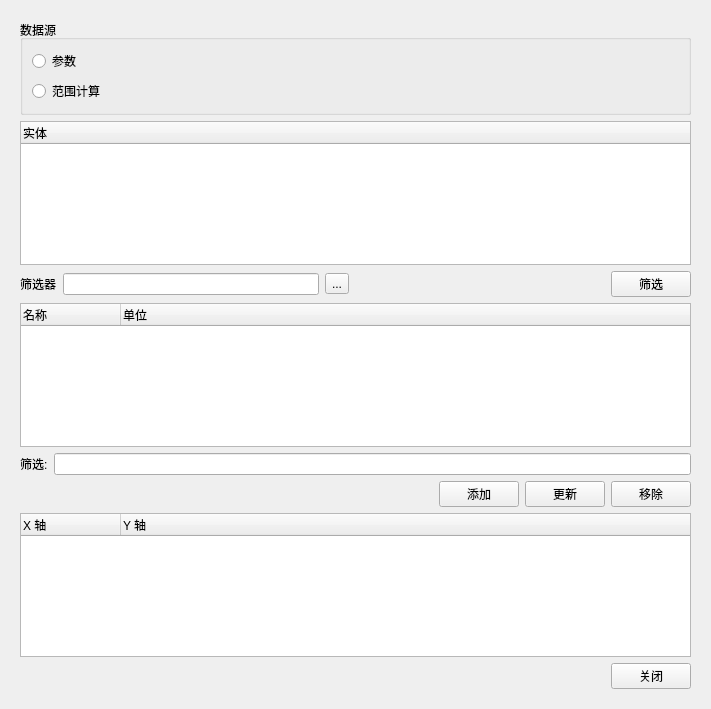
whatudone/plotxy, file AddPlotPair.ui: the form before one commit.
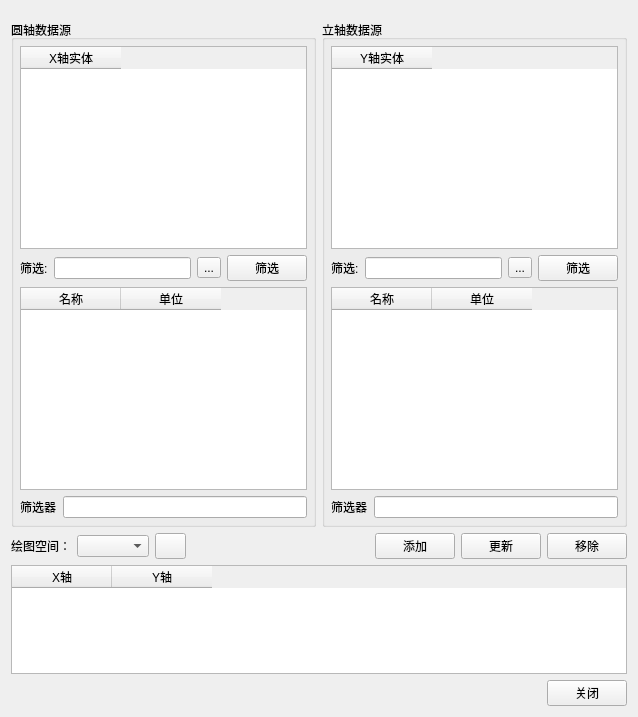
The form after the commit. The open tabs and pages were chosen to show the change.

What changed in the file:
```diff
--- a/AddPlotPair.ui
+++ b/AddPlotPair.ui
@@ -6,21 +6,27 @@
    <rect>
     <x>0</x>
     <y>0</y>
-    <width>711</width>
-    <height>709</height>
+    <width>638</width>
+    <height>717</height>
    </rect>
   </property>
   <property name="windowTitle">
    <string>Form</string>
   </property>
-  <layout class="QVBoxLayout" name="verticalLayout_2">
+  <layout class="QVBoxLayout" name="verticalLayout_3">
    <item>
     <widget class="QStackedWidget" name="stackedWidget">
      <property name="currentIndex">
       <number>1</number>
      </property>
      <widget class="QWidget" name="page">
-      <layout class="QVBoxLayout" name="verticalLayout_3">
+      <layout class="QVBoxLayout" name="verticalLayout_6">
+       <property name="leftMargin">
+        <number>0</number>
+       </property>
+       <property name="rightMargin">
+        <number>0</number>
+       </property>
        <item>
         <widget class="QGroupBox" name="groupBox">
          <property name="title">
@@ -34,6 +40,9 @@
               <property name="text">
                <string>参数</string>
               </property>
+              <property name="checked">
+               <bool>true</bool>
+              </property>
              </widget>
             </item>
             <item>
@@ -79,10 +88,7 @@
         </widget>
        </item>
        <item>
-        <widget class="QTreeWidget" name="treeWidget_Entity">
-         <property name="indentation">
-          <number>0</number>
-         </property>
+        <widget class="QTableWidget" name="tableWidget_Entity">
          <column>
           <property name="text">
            <string>实体</string>
@@ -132,13 +138,13 @@
         </layout>
        </item>
        <item>
-        <widget class="QTreeWidget" name="treeWidget_nameUnits">
-         <property name="indentation">
-          <number>0</number>
+        <widget class="QTableWidget" name="tableWidget_nameUnits">
+         <property name="selectionBehavior">
+          <enum>QAbstractItemView::SelectRows</enum>
          </property>
          <column>
           <property name="text">
-           <string notr="true">名称</string>
+           <string>名称</string>
           </property>
          </column>
          <column>
@@ -162,85 +168,6 @@
          </item>
         </layout>
        </item>
-       <item>
-        <layout class="QHBoxLayout" name="horizontalLayout_5">
-         <item>
-          <spacer name="horizontalSpacer_4">
-           <property name="orientation">
-            <enum>Qt::Horizontal</enum>
-           </property>
-           <property name="sizeHint" stdset="0">
-            <size>
-             <width>40</width>
-             <height>20</height>
-            </size>
-           </property>
-          </spacer>
-         </item>
-         <item>
-          <widget class="QPushButton" name="pushButton_add">
-           <property name="text">
-            <string>添加</string>
-           </property>
-          </widget>
-         </item>
-         <item>
-          <widget class="QPushButton" name="pushButton_3">
-           <property name="text">
-            <string>更新</string>
-           </property>
-          </widget>
-         </item>
-         <item>
-          <widget class="QPushButton" name="pushButton_2">
-           <property name="text">
-            <string>移除</string>
-           </property>
-          </widget>
-         </item>
-        </layout>
-       </item>
-       <item>
-        <widget class="QTreeWidget" name="treeWidget_union">
-         <property name="indentation">
-          <number>0</number>
-         </property>
-         <column>
-          <property name="text">
-           <string>X 轴</string>
-          </property>
-         </column>
-         <column>
-          <property name="text">
-           <string>Y 轴</string>
-          </property>
-         </column>
-        </widget>
-       </item>
-       <item>
-        <layout class="QHBoxLayout" name="horizontalLayout_6">
-         <item>
-          <spacer name="horizontalSpacer_5">
-           <property name="orientation">
-            <enum>Qt::Horizontal</enum>
-           </property>
-           <property name="sizeHint" stdset="0">
-            <size>
-             <width>40</width>
-             <height>20</height>
-            </size>
-           </property>
-          </spacer>
-         </item>
-         <item>
-          <widget class="QPushButton" name="pushButton_close">
-           <property name="text">
-            <string>关闭</string>
-           </property>
-          </widget>
-         </item>
-        </layout>
-       </item>
       </layout>
      </widget>
      <widget class="QWidget" name="page_2">
@@ -595,89 +522,303 @@
          </item>
         </layout>
        </item>
+      </layout>
+     </widget>
+     <widget class="QWidget" name="page_3">
+      <layout class="QHBoxLayout" name="horizontalLayout_26">
+       <property name="leftMargin">
+        <number>0</number>
+       </property>
+       <property name="rightMargin">
+        <number>0</number>
+       </property>
+       <property name="bottomMargin">
+        <number>0</number>
+       </property>
        <item>
-        <layout class="QHBoxLayout" name="horizontalLayout_11">
-         <item>
-          <spacer name="horizontalSpacer_9">
-           <property name="orientation">
-            <enum>Qt::Horizontal</enum>
-           </property>
-           <property name="sizeHint" stdset="0">
-            <size>
-             <width>40</width>
-             <height>20</height>
-            </size>
-           </property>
-          </spacer>
-         </item>
-         <item>
-          <widget class="QPushButton" name="pushButton_add_2">
-           <property name="text">
-            <string>添加</string>
-           </property>
-          </widget>
-         </item>
-         <item>
-          <widget class="QPushButton" name="pushButton_5">
-           <property name="text">
-            <string>更新</string>
-           </property>
-          </widget>
-         </item>
-         <item>
-          <widget class="QPushButton" name="pushButton_6">
-           <property name="text">
-            <string>移除</string>
-           </property>
-          </widget>
-         </item>
-        </layout>
+        <widget class="QGroupBox" name="groupBox_4">
+         <property name="title">
+          <string>圆轴数据源</string>
+         </property>
+         <layout class="QVBoxLayout" name="verticalLayout_7">
+          <property name="spacing">
+           <number>6</number>
+          </property>
+          <property name="leftMargin">
+           <number>6</number>
+          </property>
+          <property name="topMargin">
+           <number>6</number>
+          </property>
+          <property name="rightMargin">
+           <number>6</number>
+          </property>
+          <property name="bottomMargin">
+           <number>6</number>
+          </property>
+          <item>
+           <widget class="QTableWidget" name="tableWidget_Entity_Attitude1">
+            <column>
+             <property name="text">
+              <string>X轴实体</string>
+             </property>
+            </column>
+           </widget>
+          </item>
+          <item>
+           <layout class="QHBoxLayout" name="horizontalLayout_7">
+            <item>
+             <widget class="QLabel" name="label_9">
+              <property name="text">
+               <string>筛选:</string>
+              </property>
+             </widget>
+            </item>
+            <item>
+             <widget class="QLineEdit" name="lineEdit_Attitude1"/>
+            </item>
+            <item>
+             <widget class="QToolButton" name="toolButton_Attitude1">
+              <property name="text">
+               <string>...</string>
+              </property>
+             </widget>
+            </item>
+            <item>
+             <widget class="QPushButton" name="pushButton_Attitude1">
+              <property name="text">
+               <string>筛选</string>
+              </property>
+             </widget>
+            </item>
+           </layout>
+          </item>
+          <item>
+           <widget class="QTableWidget" name="tableWidget_nameUnits_Attitude1">
+            <column>
+             <property name="text">
+              <string>名称</string>
+             </property>
+            </column>
+            <column>
+             <property name="text">
+              <string>单位</string>
+             </property>
+            </column>
+           </widget>
+          </item>
+          <item>
+           <layout class="QHBoxLayout" name="horizontalLayout_11">
+            <item>
+             <widget class="QLabel" name="label_8">
+              <property name="text">
+               <string>筛选器</string>
+              </property>
+             </widget>
+            </item>
+            <item>
+             <widget class="QLineEdit" name="lineEdit_Attitude1_2"/>
+            </item>
+           </layout>
+          </item>
+         </layout>
+        </widget>
        </item>
        <item>
-        <widget class="QTreeWidget" name="treeWidget_union_2">
-         <property name="indentation">
-          <number>0</number>
+        <widget class="QGroupBox" name="groupBox_5">
+         <property name="title">
+          <string>立轴数据源</string>
          </property>
-         <column>
-          <property name="text">
-           <string>X 轴</string>
+         <layout class="QVBoxLayout" name="verticalLayout_8">
+          <property name="spacing">
+           <number>6</number>
           </property>
-         </column>
-         <column>
-          <property name="text">
-           <string>Y 轴</string>
+          <property name="leftMargin">
+           <number>6</number>
           </property>
-         </column>
+          <property name="topMargin">
+           <number>6</number>
+          </property>
+          <property name="rightMargin">
+           <number>6</number>
+          </property>
+          <property name="bottomMargin">
+           <number>6</number>
+          </property>
+          <item>
+           <widget class="QTableWidget" name="tableWidget_Entity_Attitude2">
+            <column>
+             <property name="text">
+              <string>Y轴实体</string>
+             </property>
+            </column>
+           </widget>
+          </item>
+          <item>
+           <layout class="QHBoxLayout" name="horizontalLayout_24">
+            <item>
+             <widget class="QLabel" name="label_10">
+              <property name="text">
+               <string>筛选:</string>
+              </property>
+             </widget>
+            </item>
+            <item>
+             <widget class="QLineEdit" name="lineEdit_Attitude2"/>
+            </item>
+            <item>
+             <widget class="QToolButton" name="toolButton_Attitude2">
+              <property name="text">
+               <string>...</string>
+              </property>
+             </widget>
+            </item>
+            <item>
+             <widget class="QPushButton" name="pushButton_Attitude2">
+              <property name="text">
+               <string>筛选</string>
+              </property>
+             </widget>
+            </item>
+           </layout>
+          </item>
+          <item>
+           <widget class="QTableWidget" name="tableWidget_nameUnits_Attitude2">
+            <column>
+             <property name="text">
+              <string>名称</string>
+             </property>
+            </column>
+            <column>
+             <property name="text">
+              <string>单位</string>
+             </property>
+            </column>
+           </widget>
+          </item>
+          <item>
+           <layout class="QHBoxLayout" name="horizontalLayout_25">
+            <item>
+             <widget class="QLabel" name="label_11">
+              <property name="text">
+               <string>筛选器</string>
+              </property>
+             </widget>
+            </item>
+            <item>
+             <widget class="QLineEdit" name="lineEdit_Attitude2_2"/>
+            </item>
+           </layout>
+          </item>
+         </layout>
         </widget>
        </item>
-       <item>
-        <layout class="QHBoxLayout" name="horizontalLayout_7">
-         <item>
-          <spacer name="horizontalSpacer_6">
-           <property name="orientation">
-            <enum>Qt::Horizontal</enum>
-           </property>
-           <property name="sizeHint" stdset="0">
-            <size>
-             <width>40</width>
-             <height>20</height>
-            </size>
-           </property>
-          </spacer>
-         </item>
-         <item>
-          <widget class="QPushButton" name="pushButton_close_2">
-           <property name="text">
-            <string>关闭</string>
-           </property>
-          </widget>
-         </item>
-        </layout>
-       </item>
       </layout>
      </widget>
     </widget>
    </item>
+   <item>
+    <layout class="QHBoxLayout" name="horizontalLayout_5">
+     <item>
+      <widget class="QLabel" name="label_7">
+       <property name="text">
+        <string>绘图空间：</string>
+       </property>
+      </widget>
+     </item>
+     <item>
+      <widget class="QComboBox" name="comboBox_plot"/>
+     </item>
+     <item>
+      <widget class="QPushButton" name="pushButton_exchange">
+       <property name="maximumSize">
+        <size>
+         <width>31</width>
+         <height>31</height>
+        </size>
+       </property>
+       <property name="text">
+        <string/>
+       </property>
+      </widget>
+     </item>
+     <item>
+      <spacer name="horizontalSpacer_4">
+       <property name="orientation">
+        <enum>Qt::Horizontal</enum>
+       </property>
+       <property name="sizeHint" stdset="0">
+        <size>
+         <width>40</width>
+         <height>20</height>
+        </size>
+       </property>
+      </spacer>
+     </item>
+     <item>
+      <widget class="QPushButton" name="pushButton_add">
+       <property name="text">
+        <string>添加</string>
+       </property>
+      </widget>
+     </item>
+     <item>
+      <widget class="QPushButton" name="pushButton_update">
+       <property name="text">
+        <string>更新</string>
+       </property>
+      </widget>
+     </item>
+     <item>
+      <widget class="QPushButton" name="pushButton_remove">
+       <property name="text">
+        <string>移除</string>
+       </property>
+      </widget>
+     </item>
+    </layout>
+   </item>
+   <item>
+    <widget class="QTableWidget" name="tableWidget_union">
+     <property name="selectionBehavior">
+      <enum>QAbstractItemView::SelectRows</enum>
+     </property>
+     <column>
+      <property name="text">
+       <string>X轴</string>
+      </property>
+     </column>
+     <column>
+      <property name="text">
+       <string>Y轴</string>
+      </property>
+     </column>
+    </widget>
+   </item>
+   <item>
+    <layout class="QHBoxLayout" name="horizontalLayout_6">
+     <item>
+      <spacer name="horizontalSpacer_5">
+       <property name="orientation">
+        <enum>Qt::Horizontal</enum>
+       </property>
+       <property name="sizeHint" stdset="0">
+        <size>
+         <width>40</width>
+         <height>20</height>
+        </size>
+       </property>
+      </spacer>
+     </item>
+     <item>
+      <widget class="QPushButton" name="pushButton_close">
+       <property name="text">
+        <string>关闭</string>
+       </property>
+      </widget>
+     </item>
+    </layout>
+   </item>
   </layout>
  </widget>
  <resources/>
```
Left out of the diff: 45 changed lines with no effect on the pictures.
